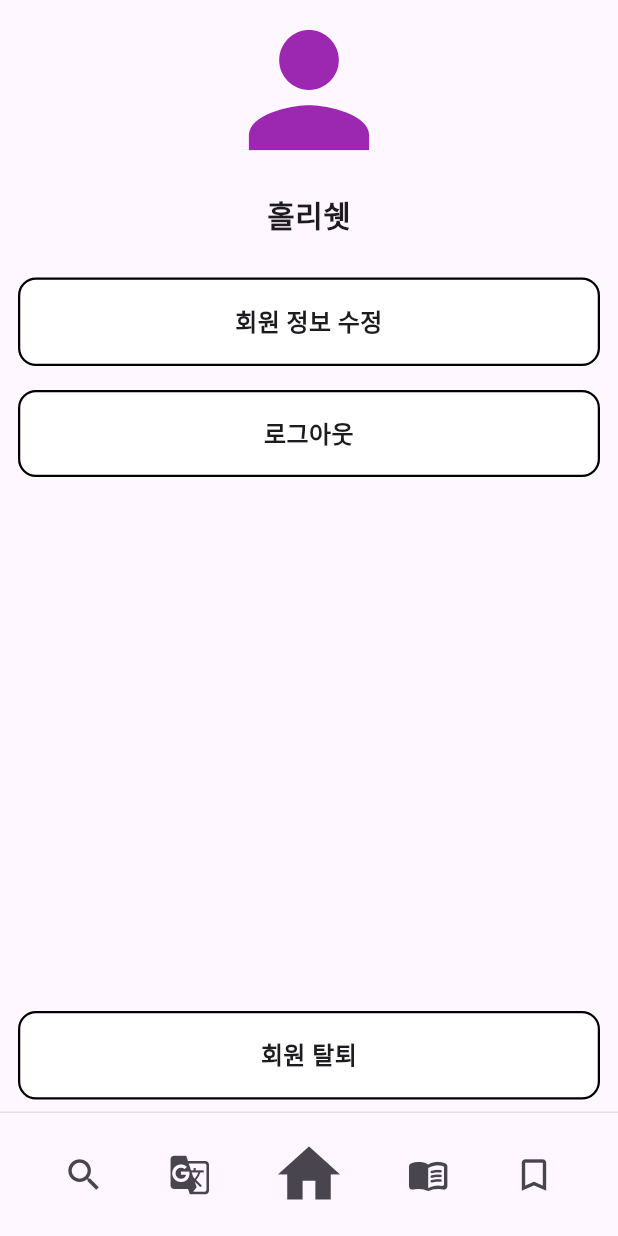
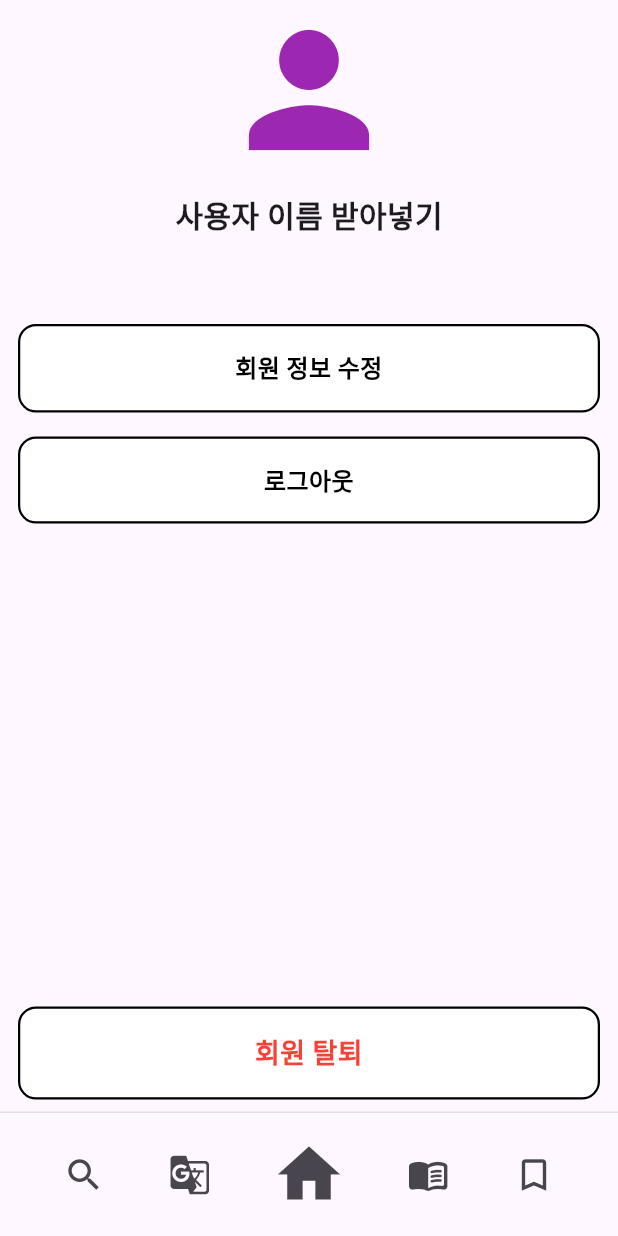
Before and after one commit to Jung-g/sign_language, a Flutter app: the screen it shows after launch, item 3 of the bottom bar chosen, after a tap on the "person" icon, on a phone screen of 412 x 824 dp. Run offline on Flutter 3.47's test engine with Material 3 defaults, Android fonts, the phone set to English and light mode, and no system bars; our stand-ins replace table_calendar.

Commit message:
UI만 구현 최종 / 기능은 서버 구현 이후 연동 예정

```diff
--- a/lib/screen/home_screen.dart
+++ b/lib/screen/home_screen.dart
@@ -1,37 +1,53 @@
 import 'package:flutter/material.dart';
+import 'package:sign_language/dummy_data.dart';
+import 'package:sign_language/screen/study_calendar.dart';
+import 'package:sign_language/screen/user_screen.dart';
 import 'package:sign_language/widget/bottom_nav_bar.dart';
-import 'package:sign_language/screen/user_screen.dart';
 
 class HomeScreen extends StatelessWidget {
   const HomeScreen({super.key});
+
+  static DateTime _normalize(DateTime d) => DateTime(d.year, d.month, d.day);
+
+  bool shouldShowFireIcon() {
+    final today = _normalize(DateTime.now());
+    final yesterday = today.subtract(const Duration(days: 1));
+    final normalizedDates = rawDates.map(_normalize).toSet();
+
+    return normalizedDates.contains(today) ||
+        normalizedDates.contains(yesterday);
+  }
 
   @override
   Widget build(BuildContext context) {
     return Scaffold(
       body: Column(
         children: [
-          const SizedBox(height: 50),
+          const SizedBox(height: 40),
           Padding(
             padding: const EdgeInsets.symmetric(horizontal: 16, vertical: 20),
             child: Stack(
               alignment: Alignment.center,
               children: [
-                // 학습 달력 부분
+                // 학습 달력 아이콘
                 Align(
                   alignment: Alignment.centerLeft,
-                  child: CircleAvatar(
-                    radius: 24,
-                    backgroundColor: Colors.teal,
-                    child: IconButton(
-                      icon: const Icon(
-                        Icons.search, // 아이콘 다른거로 변경 예정
-                        color: Colors.white,
-                        size: 24,
-                      ),
-                      onPressed: () {
-                        // 학습 달력 연결
-                      },
+                  child: IconButton(
+                    icon: Icon(
+                      Icons.local_fire_department,
+                      color: shouldShowFireIcon()
+                          ? Colors.pinkAccent
+                          : Colors.black.withAlpha(100),
+                      size: 54,
                     ),
+                    onPressed: () {
+                      Navigator.push(
+                        context,
+                        MaterialPageRoute(
+                          builder: (context) => const StudyCalendar(),
+                        ),
+                      );
+                    },
                   ),
                 ),
 
@@ -39,7 +55,7 @@ class HomeScreen extends StatelessWidget {
                   child: Text('학습 코스를 선택해 주세요', style: TextStyle(fontSize: 16)),
                 ),
 
-                // 사용자 설정 부분
+                // 사용자 설정 아이콘
                 Align(
                   alignment: Alignment.centerRight,
                   child: CircleAvatar(
@@ -49,10 +65,11 @@ class HomeScreen extends StatelessWidget {
                       icon: const Icon(
                         Icons.person,
                         color: Colors.purple,
-                        size: 24,
+                        size: 36,
                       ),
+                      padding: EdgeInsets.zero,
+                      constraints: const BoxConstraints(),
                       onPressed: () {
-                        // 사용자 설정 연결
                         Navigator.push(
                           context,
                           MaterialPageRoute(builder: (context) => UserScreen()),
@@ -66,7 +83,7 @@ class HomeScreen extends StatelessWidget {
           ),
 
           const Spacer(),
-          BottomNavBar(),
+          const BottomNavBar(),
         ],
       ),
     );
--- a/lib/screen/studycource_screen.dart
+++ b/lib/screen/studycource_screen.dart
@@ -1,6 +1,6 @@
 import 'package:flutter/material.dart';
 import 'package:sign_language/widget/bottom_nav_bar.dart';
-import 'package:sign_language/widget/menuButton.dart';
+import 'package:sign_language/widget/menu_button.dart';
 
 class StudycourceScreen extends StatefulWidget {
   const StudycourceScreen({super.key});
--- a/lib/screen/user_screen.dart
+++ b/lib/screen/user_screen.dart
@@ -1,6 +1,6 @@
 import 'package:flutter/material.dart';
 import 'package:sign_language/widget/bottom_nav_bar.dart';
-import 'package:sign_language/widget/menuButton.dart';
+import 'package:sign_language/widget/menu_button.dart';
 
 class UserScreen extends StatefulWidget {
   const UserScreen({super.key});
@@ -19,15 +19,23 @@ class _UserScreenState extends State<UserScreen> {
             Icon(Icons.person, color: Colors.purple, size: 120),
             SizedBox(height: 8),
             Text(
-              '홀리쉣',
+              '사용자 이름 받아넣기',
               style: TextStyle(fontSize: 20, fontWeight: FontWeight.w600),
             ),
-            SizedBox(height: 20),
+            SizedBox(height: 50),
             MenuButton(text: '회원 정보 수정', onTap: () {}),
             MenuButton(text: '로그아웃', onTap: () {}),
 
             const Spacer(),
-            MenuButton(text: '회원 탈퇴', onTap: () {}),
+            MenuButton(
+              text: '회원 탈퇴',
+              textStyle: TextStyle(
+                fontSize: 18,
+                fontWeight: FontWeight.w800,
+                color: Colors.red,
+              ),
+              onTap: () {},
+            ),
             BottomNavBar(),
           ],
         ),
--- a/lib/widget/bottom_nav_bar.dart
+++ b/lib/widget/bottom_nav_bar.dart
@@ -20,7 +20,6 @@ class BottomNavBar extends StatelessWidget {
         children: [
           IconButton(
             onPressed: () {
-              // print('사전');
               // 사전
               Navigator.push(
                 context,
@@ -51,21 +50,21 @@ class BottomNavBar extends StatelessWidget {
           ),
           IconButton(
             onPressed: () {
+              // 학습 코스 선택
               Navigator.push(
                 context,
                 MaterialPageRoute(builder: (context) => StudycourceScreen()),
               );
-              // 학습 코스 선택
             },
             icon: Icon(Icons.menu_book_rounded, size: 28),
           ),
           IconButton(
             onPressed: () {
+              // 단어 북마크
               Navigator.push(
                 context,
                 MaterialPageRoute(builder: (context) => BookmarkScreen()),
               );
-              // 단어 북마크
             },
             icon: Icon(Icons.bookmark_border, size: 28),
           ),
--- a/lib/widget/menuButton.dart
+++ b/lib/widget/menu_button.dart
@@ -3,8 +3,14 @@ import 'package:flutter/material.dart';
 class MenuButton extends StatelessWidget {
   final String text;
   final VoidCallback onTap;
+  final TextStyle? textStyle;
 
-  const MenuButton({super.key, required this.text, required this.onTap});
+  const MenuButton({
+    super.key,
+    required this.text,
+    required this.onTap,
+    this.textStyle,
+  });
 
   @override
   Widget build(BuildContext context) {
@@ -24,7 +30,13 @@ class MenuButton extends StatelessWidget {
           child: Text(
             text,
             textAlign: TextAlign.center,
-            style: const TextStyle(fontSize: 16, fontWeight: FontWeight.w600),
+            style:
+                textStyle ??
+                const TextStyle(
+                  fontSize: 16,
+                  fontWeight: FontWeight.w600,
+                  color: Colors.black,
+                ),
           ),
         ),
       ),
--- a/pubspec.yaml
+++ b/pubspec.yaml
@@ -38,6 +38,8 @@ dependencies:
 dev_dependencies:
   flutter_test:
     sdk: flutter
+
+  table_calendar: ^3.2.0
 
   # The "flutter_lints" package below contains a set of recommended lints to
   # encourage good coding practices. The lint set provided by the package is
```
Also changed, not shown: lib/dummy_data.dart (added, +10 -0 lines), lib/model/calendar_model.dart (added, +80 -0 lines), lib/screen/bookmark_screen.dart (+6 -1 lines), lib/screen/study_calendar.dart (added, +119 -0 lines), pubspec.lock.
